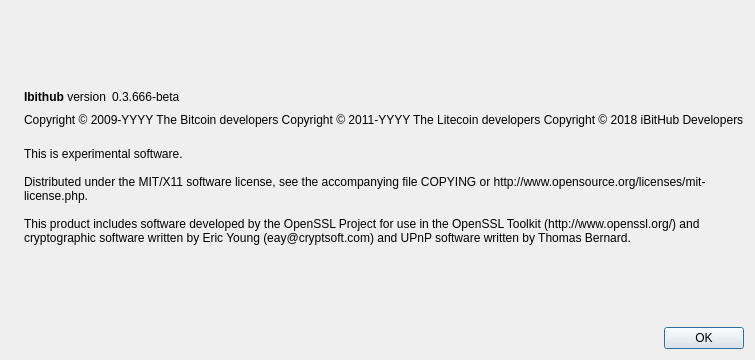
The window that src/qt/forms/aboutdialog.ui (ibithub/ibithub) describes before a commit, drawn with Qt 5.
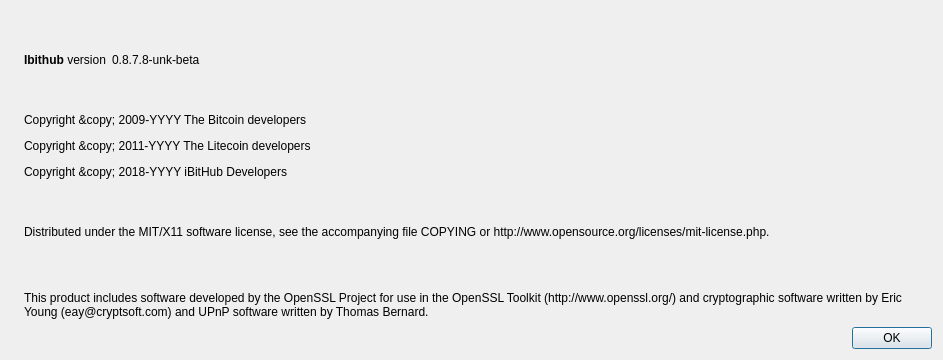
The same window after the commit. Icons and pictures are not drawn.

The edit to the form file:
```diff
--- a/src/qt/forms/aboutdialog.ui
+++ b/src/qt/forms/aboutdialog.ui
@@ -6,7 +6,7 @@
    <rect>
     <x>0</x>
     <y>0</y>
-    <width>593</width>
+    <width>943</width>
     <height>360</height>
    </rect>
   </property>
@@ -63,7 +63,7 @@
           <cursorShape>IBeamCursor</cursorShape>
          </property>
          <property name="text">
-          <string notr="true">0.3.666-beta</string>
+          <string notr="true">&lt;html&gt;&lt;head/&gt;&lt;body&gt;&lt;p&gt;&lt;br/&gt;&lt;/p&gt;&lt;p&gt;0.8.7.8-unk-beta&lt;/p&gt;&lt;p&gt;&lt;br/&gt;&lt;/p&gt;&lt;/body&gt;&lt;/html&gt;</string>
          </property>
          <property name="textInteractionFlags">
           <set>Qt::LinksAccessibleByMouse|Qt::TextSelectableByKeyboard|Qt::TextSelectableByMouse</set>
@@ -91,9 +91,7 @@
         <cursorShape>IBeamCursor</cursorShape>
        </property>
        <property name="text">
-        <string notr="true">Copyright &amp;copy; 2009-YYYY The Bitcoin developers
-Copyright &amp;copy; 2011-YYYY The Litecoin developers
-Copyright &amp;copy; 2018 iBitHub Developers</string>
+        <string notr="true">&lt;html&gt;&lt;head/&gt;&lt;body&gt;&lt;p&gt;Copyright &amp;amp;copy; 2009-YYYY The Bitcoin developers&lt;/p&gt;&lt;p&gt;Copyright &amp;amp;copy; 2011-YYYY The Litecoin developers&lt;/p&gt;&lt;p&gt;Copyright &amp;amp;copy; 2018-YYYY iBitHub Developers&lt;/p&gt;&lt;/body&gt;&lt;/html&gt;</string>
        </property>
        <property name="textFormat">
         <enum>Qt::RichText</enum>
@@ -109,12 +107,7 @@
         <cursorShape>IBeamCursor</cursorShape>
        </property>
        <property name="text">
-        <string>
-This is experimental software.
-
-Distributed under the MIT/X11 software license, see the accompanying file COPYING or http://www.opensource.org/licenses/mit-license.php.
-
-This product includes software developed by the OpenSSL Project for use in the OpenSSL Toolkit (http://www.openssl.org/) and cryptographic software written by Eric Young (eay@cryptsoft.com) and UPnP software written by Thomas Bernard.</string>
+        <string>&lt;html&gt;&lt;head/&gt;&lt;body&gt;&lt;p&gt;&lt;br/&gt;&lt;/p&gt;&lt;p&gt;Distributed under the MIT/X11 software license, see the accompanying file COPYING or http://www.opensource.org/licenses/mit-license.php.&lt;/p&gt;&lt;p&gt;&lt;br/&gt;&lt;/p&gt;&lt;p&gt;This product includes software developed by the OpenSSL Project for use in the OpenSSL Toolkit (http://www.openssl.org/) and cryptographic software written by Eric Young (eay@cryptsoft.com) and UPnP software written by Thomas Bernard.&lt;/p&gt;&lt;/body&gt;&lt;/html&gt;</string>
        </property>
        <property name="wordWrap">
         <bool>true</bool>
```
